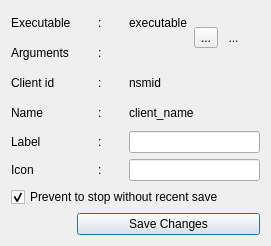
Above: resources/ui/client_properties.ui from Houston4444/RaySession before the change. Below: the same form after it.
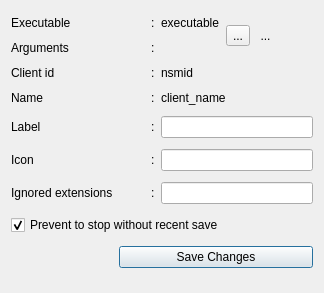
That is the form after the change. Icons and pictures are not drawn.

Commit message: add ignore extensions per client possibility

Patch:
```diff
--- a/resources/ui/client_properties.ui
+++ b/resources/ui/client_properties.ui
@@ -6,155 +6,136 @@
    <rect>
     <x>0</x>
     <y>0</y>
-    <width>271</width>
-    <height>246</height>
+    <width>324</width>
+    <height>293</height>
    </rect>
   </property>
+  <property name="sizePolicy">
+   <sizepolicy hsizetype="Fixed" vsizetype="Preferred">
+    <horstretch>0</horstretch>
+    <verstretch>0</verstretch>
+   </sizepolicy>
+  </property>
   <property name="windowTitle">
    <string>Properties</string>
   </property>
   <layout class="QGridLayout" name="gridLayout">
-   <item row="2" column="4" colspan="3">
-    <widget class="QLabel" name="labelId">
-     <property name="text">
-      <string>nsmid</string>
-     </property>
-    </widget>
-   </item>
-   <item row="3" column="4" colspan="3">
-    <widget class="QLabel" name="labelClientName">
-     <property name="text">
-      <string>client_name</string>
-     </property>
-    </widget>
-   </item>
-   <item row="2" column="2" colspan="2">
-    <widget class="QLabel" name="label_7">
-     <property name="sizePolicy">
-      <sizepolicy hsizetype="Minimum" vsizetype="Preferred">
-       <horstretch>0</horstretch>
-       <verstretch>0</verstretch>
-      </sizepolicy>
-     </property>
-     <property name="text">
-      <string>:</string>
-     </property>
-    </widget>
-   </item>
    <item row="1" column="0">
     <widget class="QLabel" name="label_11">
+     <property name="sizePolicy">
+      <sizepolicy hsizetype="Fixed" vsizetype="Minimum">
+       <horstretch>0</horstretch>
+       <verstretch>0</verstretch>
+      </sizepolicy>
+     </property>
      <property name="text">
       <string>Arguments</string>
      </property>
     </widget>
    </item>
-   <item row="3" column="2">
-    <widget class="QLabel" name="label_8">
+   <item row="8" column="1" colspan="7">
+    <widget class="QPushButton" name="pushButtonSaveChanges">
+     <property name="text">
+      <string>Save Changes</string>
+     </property>
+     <property name="icon">
+      <iconset theme="document-save">
+       <normaloff>.</normaloff>.</iconset>
+     </property>
+    </widget>
+   </item>
+   <item row="3" column="3" colspan="3">
+    <widget class="QLabel" name="labelClientName">
      <property name="sizePolicy">
-      <sizepolicy hsizetype="Minimum" vsizetype="Preferred">
+      <sizepolicy hsizetype="Expanding" vsizetype="Fixed">
        <horstretch>0</horstretch>
        <verstretch>0</verstretch>
       </sizepolicy>
      </property>
      <property name="text">
-      <string>:</string>
+      <string>client_name</string>
      </property>
     </widget>
    </item>
-   <item row="0" column="4" colspan="2">
+   <item row="5" column="3" colspan="5">
+    <widget class="QLineEdit" name="lineEditIcon"/>
+   </item>
+   <item row="6" column="0">
+    <widget class="QLabel" name="label_13">
+     <property name="sizePolicy">
+      <sizepolicy hsizetype="Minimum" vsizetype="Minimum">
+       <horstretch>0</horstretch>
+       <verstretch>0</verstretch>
+      </sizepolicy>
+     </property>
+     <property name="text">
+      <string>Ignored extensions</string>
+     </property>
+    </widget>
+   </item>
+   <item row="4" column="3" colspan="5">
+    <widget class="QLineEdit" name="lineEditLabel"/>
+   </item>
+   <item row="0" column="3" colspan="2">
     <widget class="QLabel" name="labelExecutable">
+     <property name="sizePolicy">
+      <sizepolicy hsizetype="Minimum" vsizetype="Fixed">
+       <horstretch>0</horstretch>
+       <verstretch>0</verstretch>
+      </sizepolicy>
+     </property>
      <property name="text">
       <string>executable</string>
      </property>
     </widget>
    </item>
-   <item row="4" column="0">
-    <widget class="QLabel" name="label_6">
-     <property name="text">
-      <string>Label</string>
-     </property>
-    </widget>
-   </item>
-   <item row="5" column="0">
-    <widget class="QLabel" name="label_5">
-     <property name="text">
-      <string>Icon</string>
-     </property>
-    </widget>
-   </item>
-   <item row="4" column="4" colspan="5">
-    <widget class="QLineEdit" name="lineEditLabel"/>
-   </item>
-   <item row="5" column="4" colspan="5">
-    <widget class="QLineEdit" name="lineEditIcon"/>
-   </item>
-   <item row="4" column="2">
-    <widget class="QLabel" name="label_9">
-     <property name="sizePolicy">
-      <sizepolicy hsizetype="Minimum" vsizetype="Preferred">
-       <horstretch>0</horstretch>
-       <verstretch>0</verstretch>
-      </sizepolicy>
-     </property>
-     <property name="text">
-      <string>:</string>
-     </property>
-    </widget>
-   </item>
-   <item row="0" column="2">
-    <widget class="QLabel" name="label_4">
-     <property name="sizePolicy">
-      <sizepolicy hsizetype="Fixed" vsizetype="Preferred">
-       <horstretch>0</horstretch>
-       <verstretch>0</verstretch>
-      </sizepolicy>
-     </property>
-     <property name="text">
-      <string>:</string>
-     </property>
-    </widget>
-   </item>
-   <item row="0" column="0">
-    <widget class="QLabel" name="label">
-     <property name="sizePolicy">
-      <sizepolicy hsizetype="Maximum" vsizetype="Preferred">
-       <horstretch>0</horstretch>
-       <verstretch>0</verstretch>
-      </sizepolicy>
-     </property>
-     <property name="text">
-      <string>Executable</string>
-     </property>
-    </widget>
-   </item>
-   <item row="5" column="2">
-    <widget class="QLabel" name="label_10">
-     <property name="sizePolicy">
-      <sizepolicy hsizetype="Minimum" vsizetype="Preferred">
-       <horstretch>0</horstretch>
-       <verstretch>0</verstretch>
-      </sizepolicy>
-     </property>
-     <property name="text">
-      <string>:</string>
-     </property>
-    </widget>
-   </item>
    <item row="3" column="0">
     <widget class="QLabel" name="label_2">
+     <property name="sizePolicy">
+      <sizepolicy hsizetype="Fixed" vsizetype="Minimum">
+       <horstretch>0</horstretch>
+       <verstretch>0</verstretch>
+      </sizepolicy>
+     </property>
      <property name="text">
       <string>Name</string>
      </property>
     </widget>
    </item>
-   <item row="2" column="0">
-    <widget class="QLabel" name="label_3">
+   <item row="3" column="2">
+    <widget class="QLabel" name="label_8">
+     <property name="sizePolicy">
+      <sizepolicy hsizetype="Fixed" vsizetype="Preferred">
+       <horstretch>0</horstretch>
+       <verstretch>0</verstretch>
+      </sizepolicy>
+     </property>
      <property name="text">
-      <string>Client id</string>
+      <string>:</string>
      </property>
     </widget>
    </item>
-   <item row="6" column="0" colspan="9">
+   <item row="6" column="3" colspan="5">
+    <widget class="QLineEdit" name="lineEditIgnoredExtensions">
+     <property name="toolTip">
+      <string>&lt;html&gt;&lt;head/&gt;&lt;body&gt;&lt;p&gt;File extensions ignored by session historization inside the client folders.&lt;/p&gt;&lt;/body&gt;&lt;/html&gt;</string>
+     </property>
+    </widget>
+   </item>
+   <item row="4" column="2">
+    <widget class="QLabel" name="label_9">
+     <property name="sizePolicy">
+      <sizepolicy hsizetype="Fixed" vsizetype="Preferred">
+       <horstretch>0</horstretch>
+       <verstretch>0</verstretch>
+      </sizepolicy>
+     </property>
+     <property name="text">
+      <string>:</string>
+     </property>
+    </widget>
+   </item>
+   <item row="7" column="0" colspan="8">
     <widget class="QCheckBox" name="checkBoxSaveStop">
      <property name="text">
       <string>Prevent to stop without recent save</string>
@@ -164,34 +145,59 @@
      </property>
     </widget>
    </item>
-   <item row="1" column="4" colspan="2">
+   <item row="1" column="3" colspan="2">
     <widget class="QLabel" name="labelArguments">
+     <property name="sizePolicy">
+      <sizepolicy hsizetype="Expanding" vsizetype="Fixed">
+       <horstretch>0</horstretch>
+       <verstretch>0</verstretch>
+      </sizepolicy>
+     </property>
      <property name="text">
       <string/>
      </property>
     </widget>
    </item>
+   <item row="0" column="2">
+    <widget class="QLabel" name="label_4">
+     <property name="sizePolicy">
+      <sizepolicy hsizetype="Fixed" vsizetype="Preferred">
+       <horstretch>0</horstretch>
+       <verstretch>0</verstretch>
+      </sizepolicy>
+     </property>
+     <property name="text">
+      <string>:</string>
+     </property>
+    </widget>
+   </item>
    <item row="1" column="2">
     <widget class="QLabel" name="label_12">
+     <property name="sizePolicy">
+      <sizepolicy hsizetype="Fixed" vsizetype="Preferred">
+       <horstretch>0</horstretch>
+       <verstretch>0</verstretch>
+      </sizepolicy>
+     </property>
      <property name="text">
       <string>:</string>
      </property>
     </widget>
    </item>
-   <item row="0" column="6" rowspan="2">
-    <widget class="QToolButton" name="toolButtonEditExecutable">
-     <property name="toolTip">
-      <string>Edit executable</string>
+   <item row="5" column="2">
+    <widget class="QLabel" name="label_10">
+     <property name="sizePolicy">
+      <sizepolicy hsizetype="Fixed" vsizetype="Preferred">
+       <horstretch>0</horstretch>
+       <verstretch>0</verstretch>
+      </sizepolicy>
      </property>
      <property name="text">
-      <string>...</string>
+      <string>:</string>
      </property>
-     <property name="icon">
-      <iconset theme="edit-rename"/>
-     </property>
     </widget>
    </item>
-   <item row="0" column="7" rowspan="2" colspan="2">
+   <item row="0" column="6" rowspan="2" colspan="2">
     <widget class="QToolButton" name="toolButtonIcon">
      <property name="styleSheet">
       <string notr="true">QToolButton{border:none}</string>
@@ -211,17 +217,111 @@
      </property>
     </widget>
    </item>
-   <item row="7" column="1" colspan="8">
-    <widget class="QPushButton" name="pushButtonSaveChanges">
+   <item row="6" column="2">
+    <widget class="QLabel" name="label_14">
+     <property name="sizePolicy">
+      <sizepolicy hsizetype="Fixed" vsizetype="Preferred">
+       <horstretch>0</horstretch>
+       <verstretch>0</verstretch>
+      </sizepolicy>
+     </property>
      <property name="text">
-      <string>Save Changes</string>
+      <string>:</string>
+     </property>
+    </widget>
+   </item>
+   <item row="2" column="3" colspan="3">
+    <widget class="QLabel" name="labelId">
+     <property name="sizePolicy">
+      <sizepolicy hsizetype="Expanding" vsizetype="Fixed">
+       <horstretch>0</horstretch>
+       <verstretch>0</verstretch>
+      </sizepolicy>
+     </property>
+     <property name="text">
+      <string>nsmid</string>
+     </property>
+    </widget>
+   </item>
+   <item row="2" column="0">
+    <widget class="QLabel" name="label_3">
+     <property name="sizePolicy">
+      <sizepolicy hsizetype="Fixed" vsizetype="Minimum">
+       <horstretch>0</horstretch>
+       <verstretch>0</verstretch>
+      </sizepolicy>
+     </property>
+     <property name="text">
+      <string>Client id</string>
+     </property>
+    </widget>
+   </item>
+   <item row="0" column="0">
+    <widget class="QLabel" name="label">
+     <property name="sizePolicy">
+      <sizepolicy hsizetype="Minimum" vsizetype="Minimum">
+       <horstretch>0</horstretch>
+       <verstretch>0</verstretch>
+      </sizepolicy>
+     </property>
+     <property name="text">
+      <string>Executable</string>
+     </property>
+    </widget>
+   </item>
+   <item row="4" column="0">
+    <widget class="QLabel" name="label_6">
+     <property name="sizePolicy">
+      <sizepolicy hsizetype="Fixed" vsizetype="Minimum">
+       <horstretch>0</horstretch>
+       <verstretch>0</verstretch>
+      </sizepolicy>
+     </property>
+     <property name="text">
+      <string>Label</string>
+     </property>
+    </widget>
+   </item>
+   <item row="5" column="0">
+    <widget class="QLabel" name="label_5">
+     <property name="sizePolicy">
+      <sizepolicy hsizetype="Fixed" vsizetype="Minimum">
+       <horstretch>0</horstretch>
+       <verstretch>0</verstretch>
+      </sizepolicy>
+     </property>
+     <property name="text">
+      <string>Icon</string>
+     </property>
+    </widget>
+   </item>
+   <item row="0" column="5" rowspan="2">
+    <widget class="QToolButton" name="toolButtonEditExecutable">
+     <property name="toolTip">
+      <string>Edit executable</string>
+     </property>
+     <property name="text">
+      <string>...</string>
      </property>
      <property name="icon">
-      <iconset theme="document-save">
+      <iconset theme="edit-rename">
        <normaloff>.</normaloff>.</iconset>
      </property>
     </widget>
    </item>
+   <item row="2" column="2">
+    <widget class="QLabel" name="label_7">
+     <property name="sizePolicy">
+      <sizepolicy hsizetype="Fixed" vsizetype="Preferred">
+       <horstretch>0</horstretch>
+       <verstretch>0</verstretch>
+      </sizepolicy>
+     </property>
+     <property name="text">
+      <string>:</string>
+     </property>
+    </widget>
+   </item>
   </layout>
  </widget>
  <resources/>
```
The commit also changes 7 other files.
